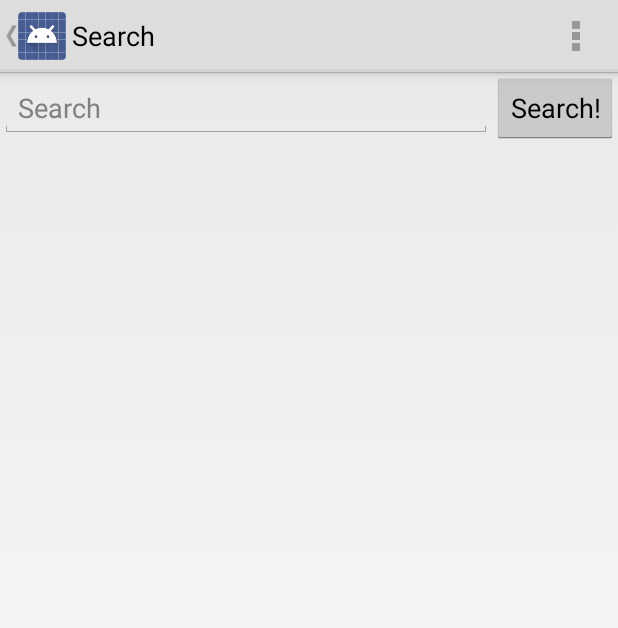
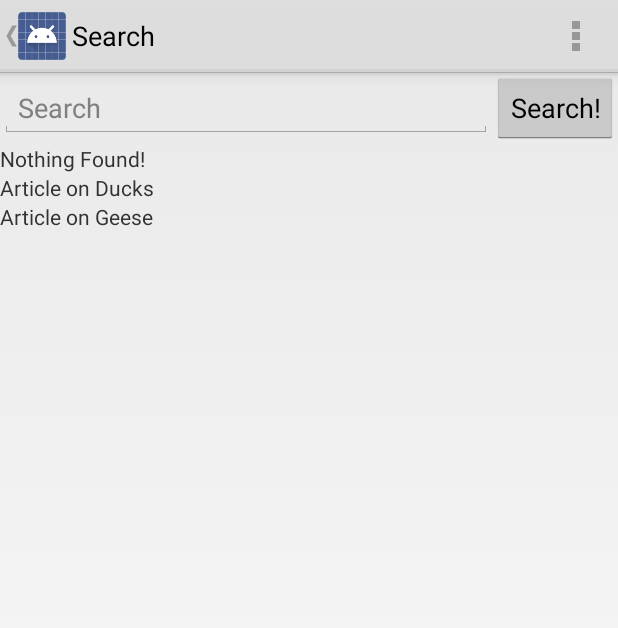
Before and after one commit to GarethRayner/PageSuiteApp, an Android app: the Search screen opened directly, with no data from a screen before it, in the options menu, after a tap on "Settings", on a phone screen of 412 x 824 dp. Shown: the top 628 px of the screen. Run offline under Robolectric (Android 15) with nearby library versions, the phone set to English and light mode, and no system bars.

```diff
--- a/app/src/main/java/com/mycompany/myfirstapp/MyActivity.java
+++ b/app/src/main/java/com/mycompany/myfirstapp/MyActivity.java
@@ -4,10 +4,12 @@ import android.app.Activity;
 import android.content.Intent;
 import android.support.v7.app.AppCompatActivity;
 import android.os.Bundle;
+import android.util.Log;
 import android.view.Menu;
 import android.view.MenuItem;
 import android.view.View;
 import android.widget.EditText;
+import android.widget.TextView;
 
 public class MyActivity extends Activity {
 
@@ -17,6 +19,14 @@ public class MyActivity extends Activity {
     protected void onCreate(Bundle savedInstanceState) {
         super.onCreate(savedInstanceState);
         setContentView(R.layout.activity_my);
+
+        if(savedInstanceState != null) {
+            EditText messageBox = (EditText) findViewById(R.id.edit_message);
+            String message = savedInstanceState.getString("message");
+            Log.i("Gareth", message);
+
+            messageBox.setText(message);
+        }
     }
 
     @Override
@@ -41,6 +51,16 @@ public class MyActivity extends Activity {
         }
     }
 
+    @Override
+    public void onSaveInstanceState(Bundle savedInstanceState) {
+        EditText messageView = (EditText) findViewById(R.id.edit_message);
+        String message = messageView.getText().toString();
+
+        savedInstanceState.putString("message", message);
+
+        super.onSaveInstanceState(savedInstanceState);
+    }
+
     public void openSearch() {
         Intent intent = new Intent(this, Search.class);
         startActivity(intent);
--- a/app/src/main/java/com/mycompany/myfirstapp/Search.java
+++ b/app/src/main/java/com/mycompany/myfirstapp/Search.java
@@ -5,6 +5,8 @@ import android.support.v7.app.AppCompatActivity;
 import android.os.Bundle;
 import android.view.Menu;
 import android.view.MenuItem;
+import android.view.View;
+import android.widget.TextView;
 
 public class Search extends Activity {
 
@@ -35,4 +37,11 @@ public class Search extends Activity {
 
         return super.onOptionsItemSelected(item);
     }
+
+    public void start(View view) {
+        TextView resultField = (TextView) findViewById(R.id.searchResults);
+        String display = getResources().getString(R.string.nothing_found);
+
+        resultField.setText(display);
+    }
 }
--- /dev/null
+++ b/app/src/main/java/com/mycompany/myfirstapp/suggFragment.java
@@ -0,0 +1,18 @@
+package com.mycompany.myfirstapp;
+
+import android.app.Fragment;
+import android.os.Bundle;
+import android.view.LayoutInflater;
+import android.view.View;
+import android.view.ViewGroup;
+
+/**
+ * Created by gareth.rayner on 05/08/2015.
+ */
+public class suggFragment extends Fragment {
+    @Override
+    public View onCreateView(LayoutInflater inflater, ViewGroup container,
+         Bundle savedInstanceState) {
+        return inflater.inflate(R.layout.sugg_frag, container, false);
+    }
+}
--- a/app/src/main/res/layout/activity_search.xml
+++ b/app/src/main/res/layout/activity_search.xml
@@ -1,7 +1,13 @@
-<LinearLayout xmlns:android="http://schemas.android.com/apk/res/android"
+<RelativeLayout xmlns:android="http://schemas.android.com/apk/res/android"
+    xmlns:tools="http://schemas.android.com/tools"
     android:layout_width="match_parent"
-    android:layout_height="match_parent"
-    android:paddingTop="?android:attr/actionBarSize" >
+    android:layout_height="match_parent" >
+
+    <LinearLayout
+        android:layout_width="match_parent"
+        android:layout_height="wrap_content"
+        android:paddingTop="?android:attr/actionBarSize"
+        android:id="@+id/linearLayout">
 
         <EditText
             android:id="@+id/searchText"
@@ -14,6 +20,28 @@
             android:layout_width="wrap_content"
             android:layout_height="wrap_content"
             android:id="@+id/searchButton"
-        android:text="@string/search_button_text" />
-
+            android:text="@string/search_button_text"
+            android:onClick="start" />
     </LinearLayout>
+    <LinearLayout
+        android:layout_width="match_parent"
+        android:layout_height="wrap_content"
+        android:id="@+id/secondLine"
+        android:layout_below="@id/linearLayout">
+        <TextView
+        android:id="@+id/searchResults"
+        android:layout_width="0dp"
+        android:layout_height="wrap_content"
+        android:layout_weight="1" />
+    </LinearLayout>
+    <LinearLayout
+        android:layout_width="match_parent"
+        android:layout_height="wrap_content"
+        android:layout_below="@id/secondLine">
+        <fragment android:name="com.mycompany.myfirstapp.suggFragment"
+            android:id="@+id/sugg_fragment"
+            android:layout_width="match_parent"
+            android:layout_height="match_parent"
+            tools:layout="@layout/sugg_frag" />
+    </LinearLayout>
+</RelativeLayout>
--- /dev/null
+++ b/app/src/main/res/layout/sugg_frag.xml
@@ -0,0 +1,15 @@
+<?xml version="1.0" encoding="utf-8"?>
+<RelativeLayout xmlns:android="http://schemas.android.com/apk/res/android"
+    android:orientation="vertical" android:layout_width="match_parent"
+    android:layout_height="match_parent">
+    <TextView
+            android:layout_width="match_parent"
+            android:layout_height="wrap_content"
+            android:id="@+id/firstSug"
+            android:text="@string/first_sug" />
+    <TextView
+            android:layout_width="match_parent"
+            android:layout_height="wrap_content"
+            android:layout_below="@id/firstSug"
+            android:text="@string/second_sug" />
+</RelativeLayout>
--- a/app/src/main/res/values/strings.xml
+++ b/app/src/main/res/values/strings.xml
@@ -10,4 +10,8 @@
 
     <string name="hello_world">Hello world!</string>
     <string name="title_activity_search">Search</string>
+	<string name="nothing_found">Nothing Found!</string>
+
+	<string name="first_sug">Article on Ducks</string>
+	<string name="second_sug">Article on Geese</string>
 </resources>
```
Also changed, not shown: 1 other file. Lines whose indentation alone changed are shown as unchanged.
